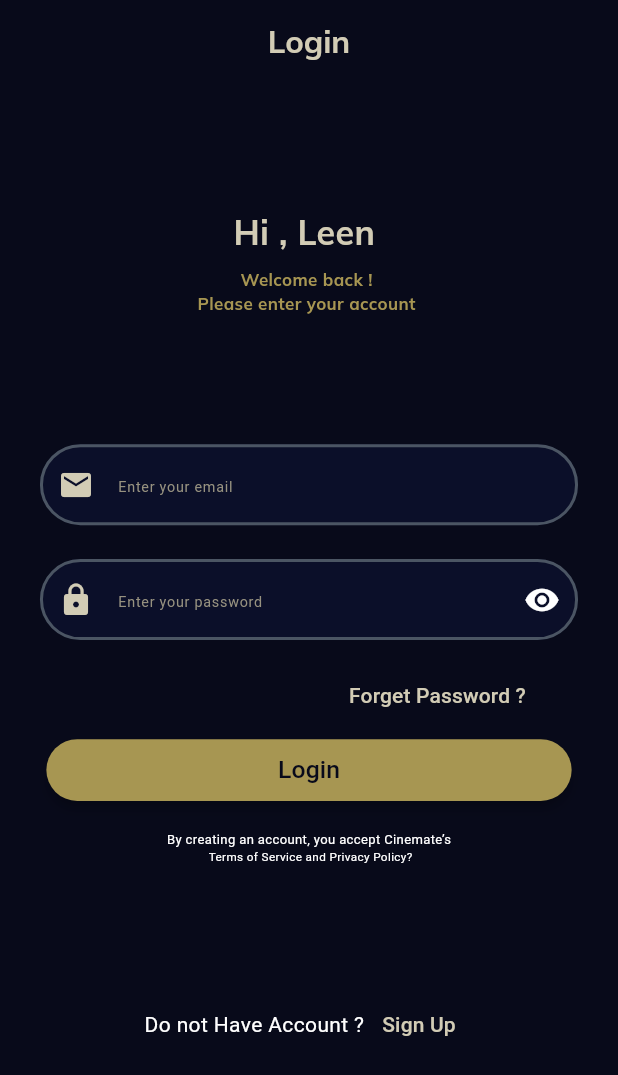
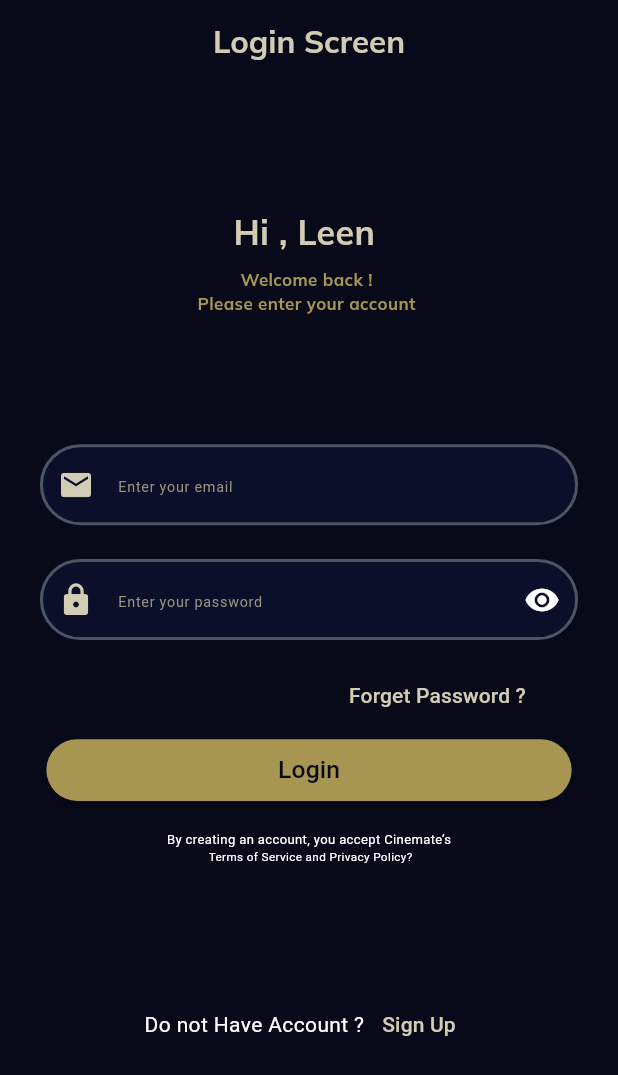
Before and after one commit to LeenAlturk/BPR602_APP, a Flutter app: the LoginScreen screen opened directly, on a phone screen of 412 x 824 dp. Shown: the top 1075 px of the screen. Run offline on Flutter 3.47's test engine with Material 3 defaults, Android fonts, the phone set to English and light mode, and no system bars; our stand-ins replace animated_splash_screen, bloc, carousel_slider, connectivity_plus, dio, expandable_text and 14 more; missing offline and left inert: mobile_scanner, ticket_widget; accounts and stored records are empty.

Commit message:
night commit

```diff
--- a/lib/AllUserScreens/Login.dart
+++ b/lib/AllUserScreens/Login.dart
@@ -52,7 +52,7 @@ NavigationWidget.pushPage(
                 centerTitle: true,
                 backgroundColor: Colors.transparent,
                 title: Text(
-                  'Login',
+                  'Login Screen',
                   style: GoogleFonts.mulish(
                     textStyle: const TextStyle(color: Ktext),
                     fontSize: 24.sp,
```
